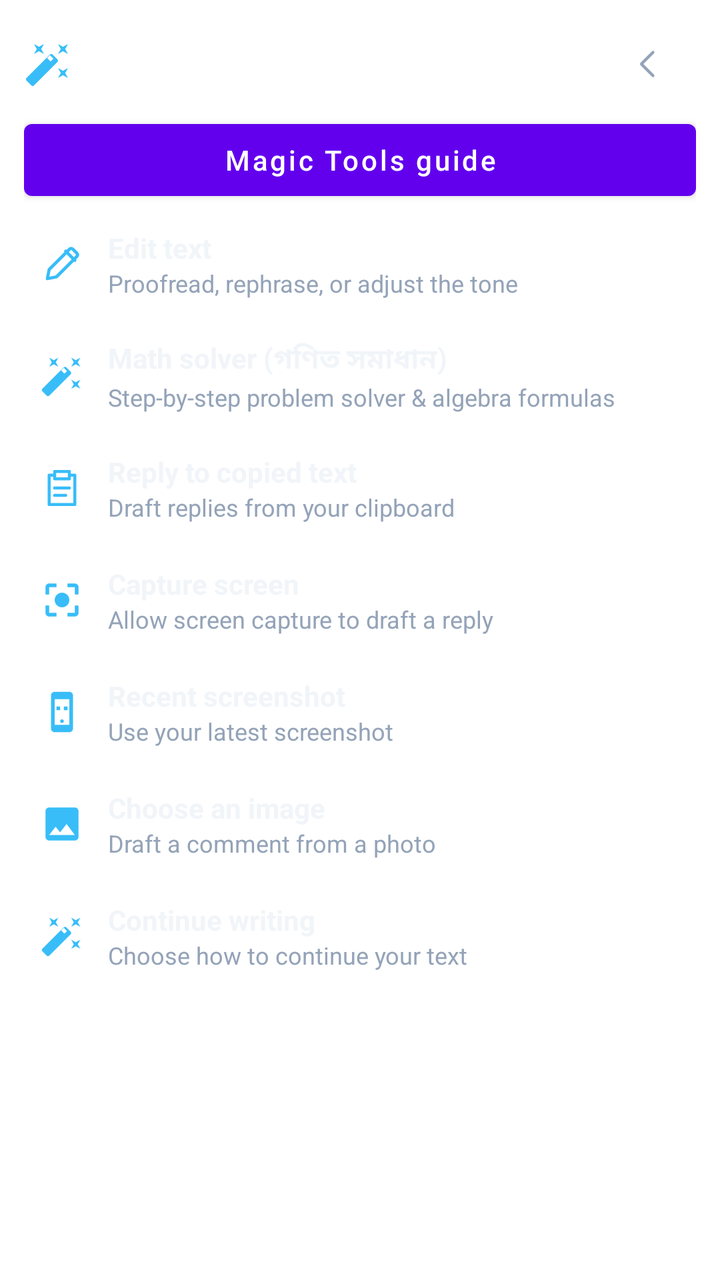
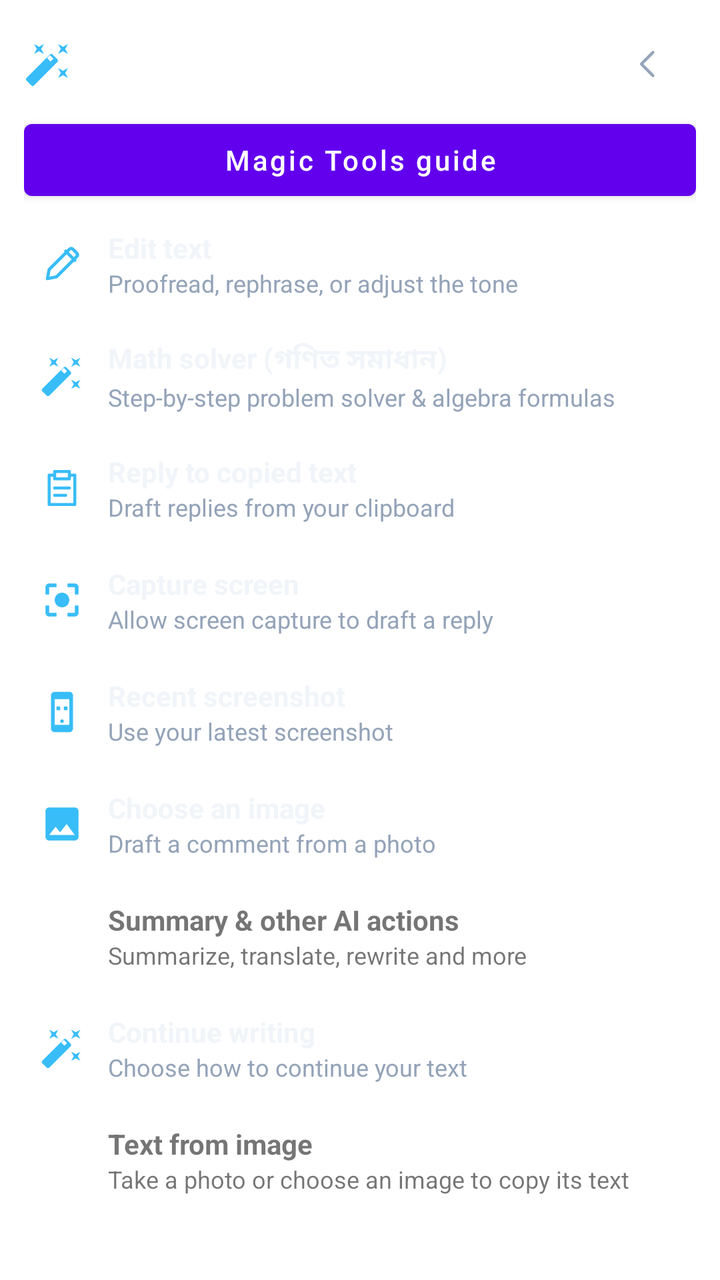

Before-and-after screenshots of an Android layout around one commit, followed by the original layout XML and the change that was made.
<!-- AndroidManifest.xml: fallback theme Theme.MaterialComponents.DayNight.NoActionBar -->
<!-- res/layout/magic_tools_pane.xml -->
<?xml version="1.0" encoding="utf-8"?>
<LinearLayout xmlns:android="http://schemas.android.com/apk/res/android"
 android:layout_width="match_parent" android:layout_height="match_parent"
 android:orientation="vertical" android:paddingStart="12dp" android:paddingEnd="12dp" android:paddingTop="8dp" android:paddingBottom="8dp">
 <LinearLayout android:layout_width="match_parent" android:layout_height="48dp" android:gravity="center_vertical">
  <ImageView android:layout_width="24dp" android:layout_height="24dp" android:src="@drawable/ic_toolbar_magic" android:tint="#38BDF8" android:importantForAccessibility="no"/>
  <TextView android:layout_width="0dp" android:layout_height="wrap_content" android:layout_weight="1" android:paddingStart="10dp" android:text="Writing Tools" android:textColor="#FFFFFF" android:textSize="17sp" android:textStyle="bold"/>
  <ImageView android:id="@+id/btn_hub_settings" android:layout_width="48dp" android:layout_height="48dp" android:src="@drawable/ic_ai_settings" android:padding="14dp" android:contentDescription="@string/ai_magic_guide_settings" android:background="?android:attr/selectableItemBackgroundBorderless"/>
  <ImageView android:id="@+id/btn_hub_close" android:layout_width="48dp" android:layout_height="48dp" android:src="@drawable/ic_ai_back" android:tint="#94A3B8" android:padding="14dp" android:contentDescription="Back to keyboard" android:background="?android:attr/selectableItemBackgroundBorderless"/>
 </LinearLayout>
 <ScrollView android:id="@+id/hub_actions_scroll" android:layout_width="match_parent" android:layout_height="0dp" android:layout_weight="1" android:fillViewport="true">
 <LinearLayout android:layout_width="match_parent" android:layout_height="wrap_content" android:orientation="vertical">
 <Button android:id="@+id/btn_hub_guide" android:layout_width="match_parent" android:layout_height="wrap_content" android:minHeight="48dp" android:text="@string/ai_magic_guide_open" android:textAllCaps="false"/>
 <Button android:id="@+id/btn_hub_restore_draft" android:layout_width="match_parent" android:layout_height="wrap_content" android:minHeight="48dp" android:text="@string/ai_writing_restore_draft" android:textAllCaps="false" android:visibility="gone"/>
 <LinearLayout android:id="@+id/hub_guide" android:layout_width="match_parent" android:layout_height="wrap_content" android:orientation="vertical" android:padding="12dp" android:visibility="gone">
  <TextView android:layout_width="match_parent" android:layout_height="wrap_content" android:text="@string/ai_magic_guide_body" android:textSize="14sp" android:textColor="#F1F5F9"/>
  <Button android:id="@+id/btn_hub_guide_settings" android:layout_width="match_parent" android:layout_height="wrap_content" android:minHeight="48dp" android:text="@string/ai_magic_guide_settings" android:textAllCaps="false"/>
 </LinearLayout>
 <LinearLayout android:id="@+id/card_action_writing" android:layout_width="match_parent" android:layout_height="wrap_content" android:minHeight="56dp" android:padding="8dp" android:gravity="center_vertical" android:background="?android:attr/selectableItemBackground" android:clickable="true" android:focusable="true">
  <ImageView android:layout_width="22dp" android:layout_height="22dp" android:src="@drawable/ic_ai_edit" android:tint="#38BDF8" android:importantForAccessibility="no"/>
  <LinearLayout android:layout_width="0dp" android:layout_height="wrap_content" android:layout_weight="1" android:orientation="vertical" android:paddingStart="12dp">
   <TextView android:layout_width="match_parent" android:layout_height="wrap_content" android:text="Edit text" android:textColor="#F1F5F9" android:textSize="14sp" android:textStyle="bold"/>
   <TextView android:layout_width="match_parent" android:layout_height="wrap_content" android:text="Proofread, rephrase, or adjust the tone" android:textColor="#94A3B8" android:textSize="12sp"/>
  </LinearLayout>
 </LinearLayout>
 <LinearLayout android:id="@+id/card_action_math_solver" android:layout_width="match_parent" android:layout_height="wrap_content" android:minHeight="56dp" android:padding="8dp" android:gravity="center_vertical" android:background="?android:attr/selectableItemBackground" android:clickable="true" android:focusable="true">
  <ImageView android:layout_width="22dp" android:layout_height="22dp" android:src="@drawable/ic_toolbar_magic" android:tint="#38BDF8" android:importantForAccessibility="no"/>
  <LinearLayout android:layout_width="0dp" android:layout_height="wrap_content" android:layout_weight="1" android:orientation="vertical" android:paddingStart="12dp">
   <TextView android:layout_width="match_parent" android:layout_height="wrap_content" android:text="Math solver (গণিত সমাধান)" android:textColor="#F1F5F9" android:textSize="14sp" android:textStyle="bold"/>
   <TextView android:layout_width="match_parent" android:layout_height="wrap_content" android:text="Step-by-step problem solver &amp; algebra formulas" android:textColor="#94A3B8" android:textSize="12sp"/>
  </LinearLayout>
 </LinearLayout>
 <LinearLayout android:id="@+id/card_action_copied_reply" android:layout_width="match_parent" android:layout_height="wrap_content" android:minHeight="56dp" android:padding="8dp" android:gravity="center_vertical" android:background="?android:attr/selectableItemBackground" android:clickable="true" android:focusable="true">
  <ImageView android:layout_width="22dp" android:layout_height="22dp" android:src="@drawable/ic_ai_paste" android:tint="#38BDF8" android:importantForAccessibility="no"/>
  <LinearLayout android:layout_width="0dp" android:layout_height="wrap_content" android:layout_weight="1" android:orientation="vertical" android:paddingStart="12dp">
   <TextView android:layout_width="match_parent" android:layout_height="wrap_content" android:text="Reply to copied text" android:textColor="#F1F5F9" android:textSize="14sp" android:textStyle="bold"/>
   <TextView android:layout_width="match_parent" android:layout_height="wrap_content" android:text="Draft replies from your clipboard" android:textColor="#94A3B8" android:textSize="12sp"/>
  </LinearLayout>
 </LinearLayout>
 <LinearLayout android:id="@+id/card_action_screen_scan" android:layout_width="match_parent" android:layout_height="wrap_content" android:minHeight="56dp" android:padding="8dp" android:gravity="center_vertical" android:background="?android:attr/selectableItemBackground" android:clickable="true" android:focusable="true">
  <ImageView android:layout_width="22dp" android:layout_height="22dp" android:src="@drawable/ic_ai_screen_scan" android:tint="#38BDF8" android:importantForAccessibility="no"/>
  <LinearLayout android:layout_width="0dp" android:layout_height="wrap_content" android:layout_weight="1" android:orientation="vertical" android:paddingStart="12dp">
   <TextView android:layout_width="match_parent" android:layout_height="wrap_content" android:text="Capture screen" android:textColor="#F1F5F9" android:textSize="14sp" android:textStyle="bold"/>
   <TextView android:layout_width="match_parent" android:layout_height="wrap_content" android:text="Allow screen capture to draft a reply" android:textColor="#94A3B8" android:textSize="12sp"/>
  </LinearLayout>
 </LinearLayout>
 <LinearLayout android:id="@+id/card_action_screenshot" android:layout_width="match_parent" android:layout_height="wrap_content" android:minHeight="56dp" android:padding="8dp" android:gravity="center_vertical" android:background="?android:attr/selectableItemBackground" android:clickable="true" android:focusable="true">
  <ImageView android:layout_width="22dp" android:layout_height="22dp" android:src="@drawable/ic_ai_screenshot" android:tint="#38BDF8" android:importantForAccessibility="no"/>
  <LinearLayout android:layout_width="0dp" android:layout_height="wrap_content" android:layout_weight="1" android:orientation="vertical" android:paddingStart="12dp">
   <TextView android:layout_width="match_parent" android:layout_height="wrap_content" android:text="Recent screenshot" android:textColor="#F1F5F9" android:textSize="14sp" android:textStyle="bold"/>
   <TextView android:layout_width="match_parent" android:layout_height="wrap_content" android:text="Use your latest screenshot" android:textColor="#94A3B8" android:textSize="12sp"/>
  </LinearLayout>
 </LinearLayout>
 <LinearLayout android:id="@+id/card_action_gallery" android:layout_width="match_parent" android:layout_height="wrap_content" android:minHeight="56dp" android:padding="8dp" android:gravity="center_vertical" android:background="?android:attr/selectableItemBackground" android:clickable="true" android:focusable="true">
  <ImageView android:layout_width="22dp" android:layout_height="22dp" android:src="@drawable/ic_ai_gallery" android:tint="#38BDF8" android:importantForAccessibility="no"/>
  <LinearLayout android:layout_width="0dp" android:layout_height="wrap_content" android:layout_weight="1" android:orientation="vertical" android:paddingStart="12dp">
   <TextView android:layout_width="match_parent" android:layout_height="wrap_content" android:text="Choose an image" android:textColor="#F1F5F9" android:textSize="14sp" android:textStyle="bold"/>
   <TextView android:layout_width="match_parent" android:layout_height="wrap_content" android:text="Draft a comment from a photo" android:textColor="#94A3B8" android:textSize="12sp"/>
  </LinearLayout>
 </LinearLayout>
 <LinearLayout android:id="@+id/card_action_autocomplete" android:layout_width="match_parent" android:layout_height="wrap_content" android:minHeight="56dp" android:padding="8dp" android:gravity="center_vertical" android:background="?android:attr/selectableItemBackground" android:clickable="true" android:focusable="true">
  <ImageView android:layout_width="22dp" android:layout_height="22dp" android:src="@drawable/ic_toolbar_magic" android:tint="#38BDF8" android:importantForAccessibility="no"/>
  <LinearLayout android:layout_width="0dp" android:layout_height="wrap_content" android:layout_weight="1" android:orientation="vertical" android:paddingStart="12dp">
   <TextView android:layout_width="match_parent" android:layout_height="wrap_content" android:text="Continue writing" android:textColor="#F1F5F9" android:textSize="14sp" android:textStyle="bold"/>
   <TextView android:layout_width="match_parent" android:layout_height="wrap_content" android:text="Choose how to continue your text" android:textColor="#94A3B8" android:textSize="12sp"/>
  </LinearLayout>
 </LinearLayout>
 </LinearLayout></ScrollView>
</LinearLayout>
<!-- resources referenced by this layout -->
<resources>
  <!-- drawable ic_ai_back (drawable) -->
  <vector xmlns:android="http://schemas.android.com/apk/res/android"
      android:width="24dp" android:height="24dp"
      android:viewportWidth="24" android:viewportHeight="24">
    <path android:fillColor="@android:color/transparent"
        android:strokeColor="#FFFFFFFF" android:strokeWidth="1.7"
        android:strokeLineCap="round" android:strokeLineJoin="round"
        android:pathData="M15,5 L8,12 L15,19" />
  </vector>
  <!-- drawable ic_ai_gallery (drawable) -->
  <vector xmlns:android="http://schemas.android.com/apk/res/android"
      android:width="22dp"
      android:height="22dp"
      android:viewportWidth="24"
      android:viewportHeight="24">
    <path
        android:fillColor="#FFFFFFFF"
        android:pathData="M21,19V5c0,-1.1 -0.9,-2 -2,-2H5c-1.1,0 -2,0.9 -2,2v14c0,1.1 0.9,2 2,2h14c1.1,0 2,-0.9 2,-2zM8.5,13.5l2.5,3.01L14.5,12l4.5,6H5l3.5,-4.5z"/>
  </vector>
  <!-- drawable ic_ai_paste (drawable) -->
  <vector xmlns:android="http://schemas.android.com/apk/res/android"
      android:width="24dp" android:height="24dp"
      android:viewportWidth="24" android:viewportHeight="24">
    <path android:fillColor="@android:color/transparent"
        android:strokeColor="#FFFFFFFF" android:strokeWidth="1.7"
        android:strokeLineCap="round" android:strokeLineJoin="round"
        android:pathData="M8,5 H5 V21 H19 V5 H16 M8,3 H16 V7 H8 Z M8,12 H16 M8,16 H14" />
  </vector>
  <!-- drawable ic_ai_settings (drawable) -->
  <vector xmlns:android="http://schemas.android.com/apk/res/android"
      android:width="24dp" android:height="24dp"
      android:viewportWidth="24" android:viewportHeight="24">
    <path android:fillColor="@android:color/transparent"
        android:strokeColor="#FFFFFFFF" android:strokeWidth="1.7"
        android:strokeLineCap="round" android:strokeLineJoin="round"
        android:pathData="M4,7 H20 M4,17 H20 M9,4 V10 M15,14 V20" />
  </vector>
  <string name="ai_magic_guide_body">1. Set up\nOpen Writing Settings, add your Gemini API key, and choose your model. AI tools need an internet connection. The text or image you choose is sent to the AI provider.\n\n2. Edit text\nWrite in a text field or select the part you want to change. Tap the magic icon → Edit text. Choose Proofread for spelling and grammar, Rephrase for clearer wording, or another style. Correct text may need only one proofreading result.\n\n3. Draft a reply\nCopy a message first, then choose Reply to copied text. For a photo or post, use Choose an image, Recent screenshot, or Capture screen. Screen capture asks for permission. Check the chosen image before using its reply.\n\n4. Continue writing\nStart a sentence, then choose Continue writing. Suggestions add new text after your existing words.\n\n5. Review and insert\nUse Previous and Next to compare results. Tap Insert or tap the result to place it in your text field; hold the result to copy. Try again requests new options. Return to the keyboard to cancel.\n\nExample\nWrite: “I has a meeting tomorrow.”\nChoose Edit text → Proofread.\nExpected correction: “I have a meeting tomorrow.”\n\nBetter results\nInclude the relevant context, names and dates. Use a clear photo with readable text. Check names, numbers and meaning before sending. AI can still make mistakes. If a request fails, check your connection and API key in Writing Settings, then retry.</string>
  <string name="ai_magic_guide_open">Magic Tools guide</string>
  <string name="ai_magic_guide_settings">Open Writing Settings</string>
  <string name="ai_writing_restore_draft">Return to last generated text</string>
  <!-- unchanged entries left out for length: 4 -->
</resources>

<!-- the commit's change to res/layout/magic_tools_pane.xml (unified diff, before → after) -->
@@ -58,6 +58,13 @@
    <TextView android:layout_width="match_parent" android:layout_height="wrap_content" android:text="Draft a comment from a photo" android:textColor="#94A3B8" android:textSize="12sp"/>
   </LinearLayout>
  </LinearLayout>
+ <LinearLayout android:id="@+id/card_action_ai_actions" android:layout_width="match_parent" android:layout_height="wrap_content" android:minHeight="56dp" android:padding="8dp" android:gravity="center_vertical" android:background="?android:attr/selectableItemBackground" android:clickable="true" android:focusable="true">
+  <ImageView android:layout_width="22dp" android:layout_height="22dp" android:src="@drawable/ic_ai_edit" android:importantForAccessibility="no"/>
+  <LinearLayout android:layout_width="0dp" android:layout_height="wrap_content" android:layout_weight="1" android:orientation="vertical" android:paddingStart="12dp">
+   <TextView android:layout_width="match_parent" android:layout_height="wrap_content" android:text="@string/ai_magic_all_actions" android:textSize="14sp" android:textStyle="bold"/>
+   <TextView android:layout_width="match_parent" android:layout_height="wrap_content" android:text="@string/ai_magic_all_actions_description" android:textSize="12sp"/>
+  </LinearLayout>
+ </LinearLayout>
  <LinearLayout android:id="@+id/card_action_autocomplete" android:layout_width="match_parent" android:layout_height="wrap_content" android:minHeight="56dp" android:padding="8dp" android:gravity="center_vertical" android:background="?android:attr/selectableItemBackground" android:clickable="true" android:focusable="true">
   <ImageView android:layout_width="22dp" android:layout_height="22dp" android:src="@drawable/ic_toolbar_magic" android:tint="#38BDF8" android:importantForAccessibility="no"/>
   <LinearLayout android:layout_width="0dp" android:layout_height="wrap_content" android:layout_weight="1" android:orientation="vertical" android:paddingStart="12dp">
@@ -65,5 +72,12 @@
    <TextView android:layout_width="match_parent" android:layout_height="wrap_content" android:text="Choose how to continue your text" android:textColor="#94A3B8" android:textSize="12sp"/>
   </LinearLayout>
  </LinearLayout>
+ <LinearLayout android:id="@+id/card_action_image_text" android:layout_width="match_parent" android:layout_height="wrap_content" android:minHeight="56dp" android:padding="8dp" android:gravity="center_vertical" android:background="?android:attr/selectableItemBackground" android:clickable="true" android:focusable="true">
+  <ImageView android:layout_width="22dp" android:layout_height="22dp" android:src="@drawable/ic_ai_gallery" android:importantForAccessibility="no"/>
+  <LinearLayout android:layout_width="0dp" android:layout_height="wrap_content" android:layout_weight="1" android:orientation="vertical" android:paddingStart="12dp">
+   <TextView android:layout_width="match_parent" android:layout_height="wrap_content" android:text="@string/image_text_title" android:textSize="14sp" android:textStyle="bold"/>
+   <TextView android:layout_width="match_parent" android:layout_height="wrap_content" android:text="@string/image_text_description" android:textSize="12sp"/>
+  </LinearLayout>
+ </LinearLayout>
  </LinearLayout></ScrollView>
 </LinearLayout>
<!-- resource entries referenced after the edit -->
@@ -37,10 +37,14 @@
         android:strokeLineCap="round" android:strokeLineJoin="round"
         android:pathData="M4,7 H20 M4,17 H20 M9,4 V10 M15,14 V20" />
   </vector>
+  <string name="ai_magic_all_actions">Summary &amp; other AI actions</string>
+  <string name="ai_magic_all_actions_description">Summarize, translate, rewrite and more</string>
   <string name="ai_magic_guide_body">1. Set up\nOpen Writing Settings, add your Gemini API key, and choose your model. AI tools need an internet connection. The text or image you choose is sent to the AI provider.\n\n2. Edit text\nWrite in a text field or select the part you want to change. Tap the magic icon → Edit text. Choose Proofread for spelling and grammar, Rephrase for clearer wording, or another style. Correct text may need only one proofreading result.\n\n3. Draft a reply\nCopy a message first, then choose Reply to copied text. For a photo or post, use Choose an image, Recent screenshot, or Capture screen. Screen capture asks for permission. Check the chosen image before using its reply.\n\n4. Continue writing\nStart a sentence, then choose Continue writing. Suggestions add new text after your existing words.\n\n5. Review and insert\nUse Previous and Next to compare results. Tap Insert or tap the result to place it in your text field; hold the result to copy. Try again requests new options. Return to the keyboard to cancel.\n\nExample\nWrite: “I has a meeting tomorrow.”\nChoose Edit text → Proofread.\nExpected correction: “I have a meeting tomorrow.”\n\nBetter results\nInclude the relevant context, names and dates. Use a clear photo with readable text. Check names, numbers and meaning before sending. AI can still make mistakes. If a request fails, check your connection and API key in Writing Settings, then retry.</string>
   <string name="ai_magic_guide_open">Magic Tools guide</string>
   <string name="ai_magic_guide_settings">Open Writing Settings</string>
   <string name="ai_writing_restore_draft">Return to last generated text</string>
+  <string name="image_text_description">Take a photo or choose an image to copy its text</string>
+  <string name="image_text_title">Text from image</string>
   <!-- unchanged entries left out for length: 4 -->
 </resources>
 
